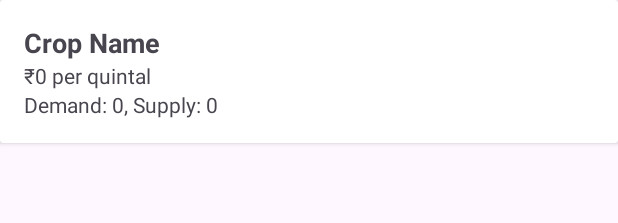
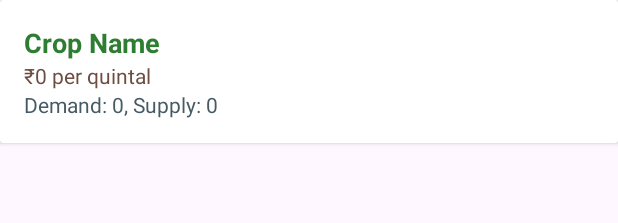
Before and after one commit to Raj-Ghosh-10/KrishakSathiAndroid, an Android app: the layout crop_item.xml on its own in the app's theme, with its tools: preview values and no code run, on a phone screen of 412 x 824 dp. Shown: the top 223 px of the screen. Run offline under Robolectric (Android 15) with nearby library versions, the phone set to English and light mode, and no system bars.

Commit message:
back end

```diff
--- a/app/src/main/res/layout/crop_item.xml
+++ b/app/src/main/res/layout/crop_item.xml
@@ -4,7 +4,8 @@
     android:layout_height="wrap_content"
     android:id="@+id/cropCard"
     android:layout_marginBottom="8dp"
-    android:elevation="4dp">
+    android:elevation="4dp"
+    android:background="#FAF3E0"> <!-- Soft cream background -->
 
     <LinearLayout
         android:layout_width="match_parent"
@@ -20,7 +21,7 @@
             android:text="Crop Name"
             android:textSize="18sp"
             android:textStyle="bold"
-            android:contentDescription="Crop Name"/>
+            android:textColor="#2E7D32"/>
 
         <!-- Market Rate -->
         <TextView
@@ -28,7 +29,7 @@
             android:layout_width="wrap_content"
             android:layout_height="wrap_content"
             android:text="₹0 per quintal"
-            android:contentDescription="Market Rate"/>
+            android:textColor="#6D4C41"/>
 
         <!-- Demand and Supply -->
         <TextView
@@ -36,7 +37,7 @@
             android:layout_width="wrap_content"
             android:layout_height="wrap_content"
             android:text="Demand: 0, Supply: 0"
-            android:contentDescription="Demand and Supply Information"/>
+            android:textColor="#455A64"/>
 
         <!-- Details Layout (Hidden Initially) -->
         <LinearLayout
@@ -52,7 +53,7 @@
                 android:layout_width="wrap_content"
                 android:layout_height="wrap_content"
                 android:text="Yield: 0 t/ha"
-                android:contentDescription="Yield Rate"/>
+                android:textColor="#4E342E"/>
 
             <!-- Temperature Range -->
             <TextView
@@ -60,7 +61,7 @@
                 android:layout_width="wrap_content"
                 android:layout_height="wrap_content"
                 android:text="Temp: 0°C - 0°C"
-                android:contentDescription="Temperature Range"/>
+                android:textColor="#0277BD"/>
 
             <!-- Soil Type -->
             <TextView
@@ -68,7 +69,7 @@
                 android:layout_width="wrap_content"
                 android:layout_height="wrap_content"
                 android:text="Soil: Loamy"
-                android:contentDescription="Soil Type"/>
+                android:textColor="#8D6E63"/>
         </LinearLayout>
     </LinearLayout>
 
```
